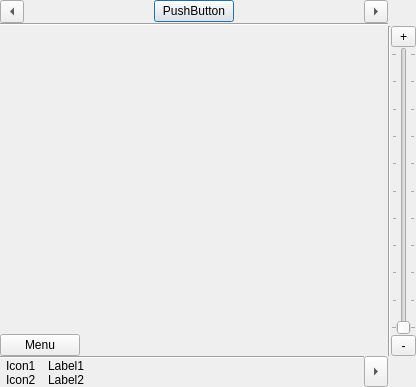
Old version of the form client/mapview.ui in the repository shentok/MoNav.
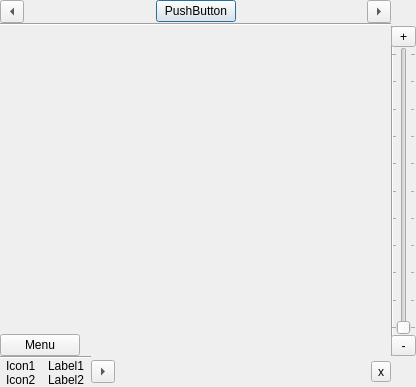
New version of the form. Custom widgets are drawn as their Qt base class.

```diff
--- a/client/mapview.ui
+++ b/client/mapview.ui
@@ -19,14 +19,14 @@
   <property name="windowTitle">
    <string>MapView</string>
   </property>
-  <layout class="QGridLayout" name="gridLayout" rowstretch="0,1,0" columnstretch="1,0,0">
+  <layout class="QGridLayout" name="gridLayout" rowstretch="0,1,0" columnstretch="0,1,0">
    <property name="margin">
     <number>0</number>
    </property>
    <property name="spacing">
     <number>0</number>
    </property>
-   <item row="0" column="0">
+   <item row="0" column="1">
     <widget class="QWidget" name="headerWidget" native="true">
      <property name="sizePolicy">
       <sizepolicy hsizetype="Preferred" vsizetype="Fixed">
@@ -123,7 +123,7 @@
      </layout>
     </widget>
    </item>
-   <item row="1" column="0">
+   <item row="1" column="1">
     <widget class="PaintWidget" name="paintArea" native="true">
      <layout class="QVBoxLayout" name="verticalLayout_4">
       <property name="margin">
@@ -169,7 +169,7 @@
      </layout>
     </widget>
    </item>
-   <item row="1" column="1">
+   <item row="1" column="2">
     <widget class="Line" name="line_3">
      <property name="orientation">
       <enum>Qt::Vertical</enum>
@@ -231,9 +231,9 @@
      </item>
     </layout>
    </item>
-   <item row="2" column="0">
+   <item row="2" column="1">
     <widget class="QWidget" name="infoWidget" native="true">
-     <layout class="QHBoxLayout" name="horizontalLayout_2">
+     <layout class="QHBoxLayout" name="horizontalLayout_2" stretch="0,0,1,0">
       <property name="spacing">
        <number>0</number>
       </property>
@@ -334,12 +334,6 @@
       </item>
       <item>
        <widget class="QToolButton" name="infoButton">
-        <property name="sizePolicy">
-         <sizepolicy hsizetype="Fixed" vsizetype="Expanding">
-          <horstretch>0</horstretch>
-          <verstretch>0</verstretch>
-         </sizepolicy>
-        </property>
         <property name="text">
          <string>...</string>
         </property>
@@ -348,6 +342,26 @@
         </property>
        </widget>
       </item>
+      <item>
+       <spacer name="infoSpacer">
+        <property name="orientation">
+         <enum>Qt::Horizontal</enum>
+        </property>
+        <property name="sizeHint" stdset="0">
+         <size>
+          <width>40</width>
+          <height>20</height>
+         </size>
+        </property>
+       </spacer>
+      </item>
+      <item>
+       <widget class="QToolButton" name="toolButton">
+        <property name="text">
+         <string>x</string>
+        </property>
+       </widget>
+      </item>
      </layout>
     </widget>
    </item>
```
Left out of the diff: 22 changed lines with no effect on the pictures.
